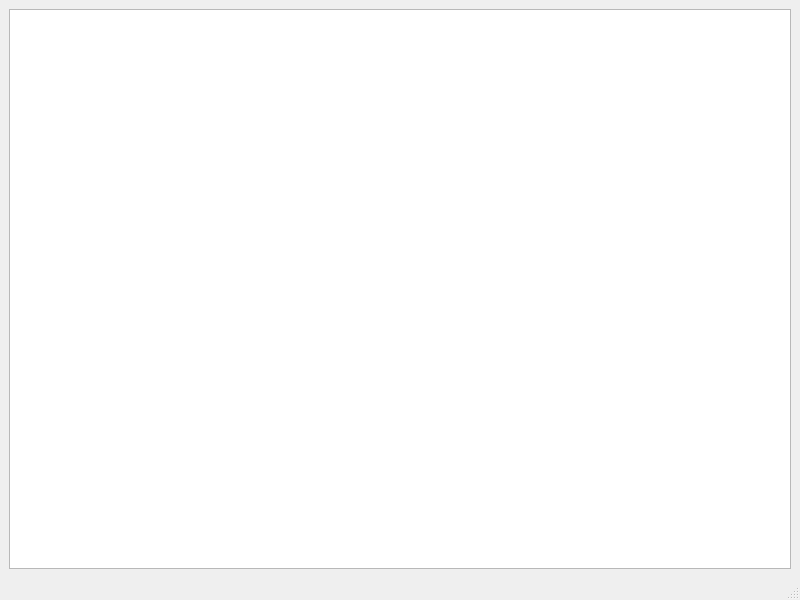
Old version of the form pdf/CreatePdf/mainwindow.ui in the repository wiacekmarcin/StanowiskoChemiczne.
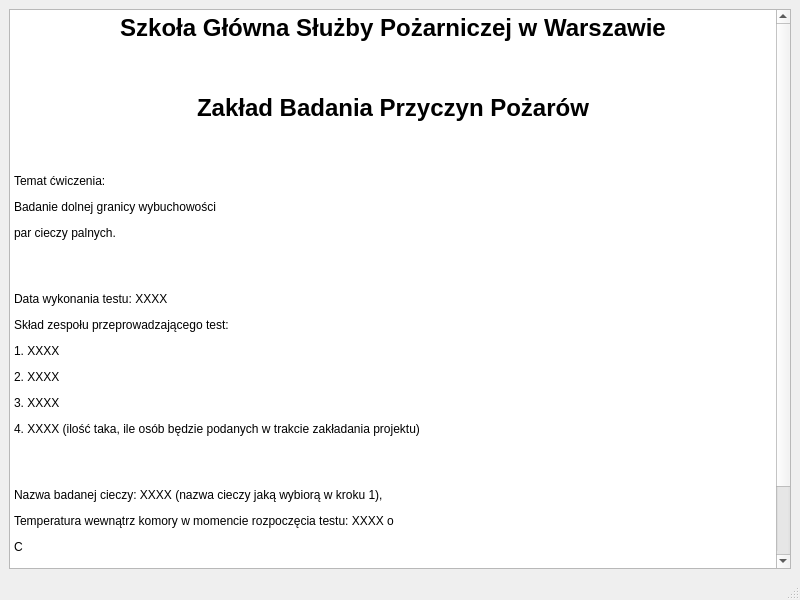
New version of the form.

The edit to the form file:
```diff
--- a/pdf/CreatePdf/mainwindow.ui
+++ b/pdf/CreatePdf/mainwindow.ui
@@ -16,7 +16,35 @@
   <widget class="QWidget" name="centralwidget">
    <layout class="QVBoxLayout" name="verticalLayout">
     <item>
-     <widget class="QTextEdit" name="textEdit"/>
+     <widget class="QTextEdit" name="textEdit">
+      <property name="html">
+       <string>&lt;!DOCTYPE HTML PUBLIC &quot;-//W3C//DTD HTML 4.0//EN&quot; &quot;http://www.w3.org/TR/REC-html40/strict.dtd&quot;&gt;
+&lt;html&gt;&lt;head&gt;&lt;meta name=&quot;qrichtext&quot; content=&quot;1&quot; /&gt;&lt;meta charset=&quot;utf-8&quot; /&gt;&lt;style type=&quot;text/css&quot;&gt;
+p, li { white-space: pre-wrap; }
+&lt;/style&gt;&lt;/head&gt;&lt;body style=&quot; font-family:'Sans'; font-size:9pt; font-weight:400; font-style:normal;&quot;&gt;
+&lt;p align=&quot;center&quot; style=&quot; margin-top:12px; margin-bottom:12px; margin-left:0px; margin-right:0px; -qt-block-indent:0; text-indent:0px;&quot;&gt;&lt;span style=&quot; font-size:18pt; font-weight:700;&quot;&gt;Szkoła Główna Służby Pożarniczej w Warszawie&lt;/span&gt;&lt;/p&gt;
+&lt;p style=&quot; margin-top:12px; margin-bottom:12px; margin-left:0px; margin-right:0px; -qt-block-indent:0; text-indent:0px;&quot;&gt;&lt;br /&gt;&lt;/p&gt;
+&lt;p align=&quot;center&quot; style=&quot; margin-top:12px; margin-bottom:12px; margin-left:0px; margin-right:0px; -qt-block-indent:0; text-indent:0px;&quot;&gt;&lt;span style=&quot; font-size:18pt; font-weight:700;&quot;&gt;Zakład Badania Przyczyn Pożarów&lt;/span&gt;&lt;/p&gt;
+&lt;p style=&quot; margin-top:12px; margin-bottom:12px; margin-left:0px; margin-right:0px; -qt-block-indent:0; text-indent:0px;&quot;&gt;&lt;br /&gt;&lt;/p&gt;
+&lt;p style=&quot; margin-top:12px; margin-bottom:12px; margin-left:0px; margin-right:0px; -qt-block-indent:0; text-indent:0px;&quot;&gt;Temat ćwiczenia:&lt;/p&gt;
+&lt;p style=&quot; margin-top:12px; margin-bottom:12px; margin-left:0px; margin-right:0px; -qt-block-indent:0; text-indent:0px;&quot;&gt;Badanie dolnej granicy wybuchowości&lt;/p&gt;
+&lt;p style=&quot; margin-top:12px; margin-bottom:12px; margin-left:0px; margin-right:0px; -qt-block-indent:0; text-indent:0px;&quot;&gt;par cieczy palnych.&lt;/p&gt;
+&lt;p style=&quot; margin-top:12px; margin-bottom:12px; margin-left:0px; margin-right:0px; -qt-block-indent:0; text-indent:0px;&quot;&gt;&lt;br /&gt;&lt;/p&gt;
+&lt;p style=&quot; margin-top:12px; margin-bottom:12px; margin-left:0px; margin-right:0px; -qt-block-indent:0; text-indent:0px;&quot;&gt;Data wykonania testu: XXXX&lt;/p&gt;
+&lt;p style=&quot; margin-top:12px; margin-bottom:12px; margin-left:0px; margin-right:0px; -qt-block-indent:0; text-indent:0px;&quot;&gt;Skład zespołu przeprowadzającego test:&lt;/p&gt;
+&lt;p style=&quot; margin-top:12px; margin-bottom:12px; margin-left:0px; margin-right:0px; -qt-block-indent:0; text-indent:0px;&quot;&gt;1. XXXX&lt;/p&gt;
+&lt;p style=&quot; margin-top:12px; margin-bottom:12px; margin-left:0px; margin-right:0px; -qt-block-indent:0; text-indent:0px;&quot;&gt;2. XXXX&lt;/p&gt;
+&lt;p style=&quot; margin-top:12px; margin-bottom:12px; margin-left:0px; margin-right:0px; -qt-block-indent:0; text-indent:0px;&quot;&gt;3. XXXX&lt;/p&gt;
+&lt;p style=&quot; margin-top:12px; margin-bottom:12px; margin-left:0px; margin-right:0px; -qt-block-indent:0; text-indent:0px;&quot;&gt;4. XXXX (ilość taka, ile osób będzie podanych w trakcie zakładania projektu)&lt;/p&gt;
+&lt;p style=&quot; margin-top:12px; margin-bottom:12px; margin-left:0px; margin-right:0px; -qt-block-indent:0; text-indent:0px;&quot;&gt;&lt;br /&gt;&lt;/p&gt;
+&lt;p style=&quot; margin-top:12px; margin-bottom:12px; margin-left:0px; margin-right:0px; -qt-block-indent:0; text-indent:0px;&quot;&gt;Nazwa badanej cieczy: XXXX (nazwa cieczy jaką wybiorą w kroku 1),&lt;/p&gt;
+&lt;p style=&quot; margin-top:12px; margin-bottom:12px; margin-left:0px; margin-right:0px; -qt-block-indent:0; text-indent:0px;&quot;&gt;Temperatura wewnątrz komory w momencie rozpoczęcia testu: XXXX o&lt;/p&gt;
+&lt;p style=&quot; margin-top:12px; margin-bottom:12px; margin-left:0px; margin-right:0px; -qt-block-indent:0; text-indent:0px;&quot;&gt;C&lt;/p&gt;
+&lt;p style=&quot; margin-top:12px; margin-bottom:12px; margin-left:0px; margin-right:0px; -qt-block-indent:0; text-indent:0px;&quot;&gt;&lt;br /&gt;&lt;/p&gt;
+&lt;p style=&quot; margin-top:12px; margin-bottom:12px; margin-left:0px; margin-right:0px; -qt-block-indent:0; text-indent:0px;&quot;&gt;(temperatura odczytana w momencie przejścia z kroku 1 do 2, Czujnik 6)&lt;/p&gt;
+&lt;p style=&quot; margin-top:12px; margin-bottom:12px; margin-left:0px; margin-right:0px; -qt-block-indent:0; text-indent:0px;&quot;&gt;Wilgotność w pomieszczeniu: XXXX %RH(w kroku 1, dodać pole, gdzie wpiszą wilgotność sami)&lt;/p&gt;&lt;/body&gt;&lt;/html&gt;</string>
+      </property>
+     </widget>
     </item>
    </layout>
   </widget>
```
Left out of the diff: 2 changed lines with no effect on the pictures.
